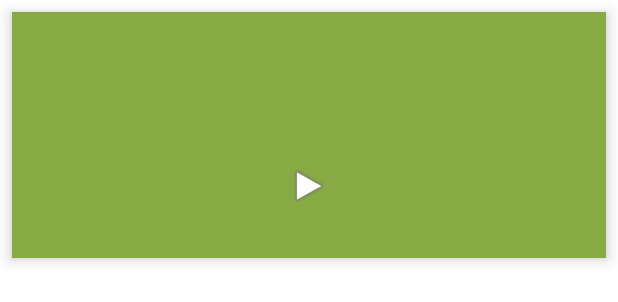
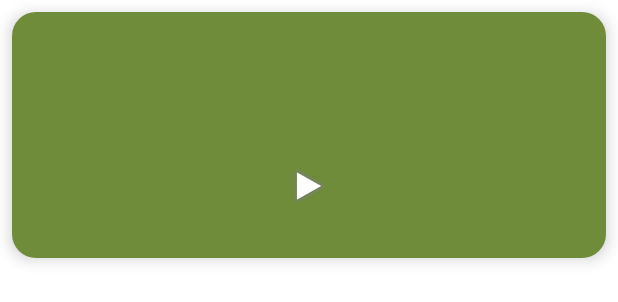
Before and after one commit to Fossombrome/MuseumsPlayer, an Android app: the layout music_tile.xml on its own in the app's theme, with its tools: preview values and no code run, on a phone screen of 412 x 824 dp. Shown: the top 302 px of the screen. Run offline under Robolectric (Android 15) with nearby library versions, the phone set to English and light mode, and no system bars.

```diff
--- /dev/null
+++ b/app/src/main/res/drawable/background_rounded.xml
@@ -0,0 +1,6 @@
+<?xml version="1.0" encoding="utf-8"?>
+<shape xmlns:android="http://schemas.android.com/apk/res/android"
+    android:shape="rectangle">
+    <solid android:color="@color/backgroundAccent" />
+    <corners android:radius="16dp" />
+</shape>
--- a/app/src/main/res/layout/music_tile.xml
+++ b/app/src/main/res/layout/music_tile.xml
@@ -3,7 +3,7 @@
     android:layout_width="match_parent"
     android:layout_height="wrap_content"
     android:orientation="vertical"
-    android:background="#88AA44"
+    android:background="@drawable/background_rounded"
     android:padding="16dp"
     android:layout_margin="8dp"
     android:elevation="6dp"
@@ -14,7 +14,7 @@
         android:layout_width="match_parent"
         android:layout_height="wrap_content"
         android:textSize="18sp"
-        android:textColor="#FFFFFF"
+        android:textColor="@color/white"
         android:textStyle="bold"
         android:paddingBottom="8dp"/>
 
@@ -23,7 +23,7 @@
         android:layout_width="match_parent"
         android:layout_height="wrap_content"
         android:textSize="14sp"
-        android:textColor="#FFFFFF"
+        android:textColor="@color/white"
         android:paddingBottom="16dp"/>
 
     <ImageButton
--- a/app/src/main/res/values-night/themes.xml
+++ b/app/src/main/res/values-night/themes.xml
@@ -1,16 +1,14 @@
 <resources xmlns:tools="http://schemas.android.com/tools">
     <!-- Base application theme. -->
-    <style name="Theme.MuseumsPlayer" parent="Theme.MaterialComponents.DayNight.DarkActionBar">
+    <style name="Theme.MuseumsPlayer" parent="Theme.MaterialComponents.DayNight.NoActionBar">
         <!-- Primary brand color. -->
-        <item name="colorPrimary">@color/purple_200</item>
-        <item name="colorPrimaryVariant">@color/purple_700</item>
-        <item name="colorOnPrimary">@color/black</item>
+        <item name="colorPrimary">@color/background</item>
+        <item name="colorPrimaryVariant">@color/backgroundAccent</item> <!-- für Buttons etc. -->
+        <item name="colorOnPrimary">@color/white</item>
         <!-- Secondary brand color. -->
-        <item name="colorSecondary">@color/teal_200</item>
-        <item name="colorSecondaryVariant">@color/teal_200</item>
-        <item name="colorOnSecondary">@color/black</item>
-        <!-- Status bar color. -->
-        <item name="android:statusBarColor">?attr/colorPrimaryVariant</item>
         <!-- Customize your theme here. -->
+        <item name="android:statusBarColor">@color/background</item> <!-- <== das ist wichtig -->
+        <item name="android:navigationBarColor">@color/background</item> <!-- optional -->
+        <item name="android:windowLightStatusBar">false</item> <!-- weiße Icons, da dunkler Hintergrund -->
     </style>
 </resources>
--- a/app/src/main/res/values/colors.xml
+++ b/app/src/main/res/values/colors.xml
@@ -1,10 +1,7 @@
 <?xml version="1.0" encoding="utf-8"?>
 <resources>
-    <color name="purple_200">#FFBB86FC</color>
-    <color name="purple_500">#FF6200EE</color>
-    <color name="purple_700">#FF3700B3</color>
-    <color name="teal_200">#FF03DAC5</color>
-    <color name="teal_700">#FF018786</color>
+    <color name="background">#88AA44</color>
+    <color name="backgroundAccent">#6F8C3A</color>
     <color name="black">#FF000000</color>
     <color name="white">#FFFFFFFF</color>
 </resources>
--- a/app/src/main/res/values/themes.xml
+++ b/app/src/main/res/values/themes.xml
@@ -1,16 +1,14 @@
 <resources xmlns:tools="http://schemas.android.com/tools">
     <!-- Base application theme. -->
-    <style name="Theme.MuseumsPlayer" parent="Theme.MaterialComponents.DayNight.DarkActionBar">
+    <style name="Theme.MuseumsPlayer" parent="Theme.MaterialComponents.DayNight.NoActionBar">
         <!-- Primary brand color. -->
-        <item name="colorPrimary">@color/purple_500</item>
-        <item name="colorPrimaryVariant">@color/purple_700</item>
+        <item name="colorPrimary">@color/background</item>
+        <item name="colorPrimaryVariant">@color/backgroundAccent</item> <!-- für Buttons etc. -->
         <item name="colorOnPrimary">@color/white</item>
         <!-- Secondary brand color. -->
-        <item name="colorSecondary">@color/teal_200</item>
-        <item name="colorSecondaryVariant">@color/teal_700</item>
-        <item name="colorOnSecondary">@color/black</item>
-        <!-- Status bar color. -->
-        <item name="android:statusBarColor">?attr/colorPrimaryVariant</item>
         <!-- Customize your theme here. -->
+        <item name="android:statusBarColor">@color/background</item> <!-- <== das ist wichtig -->
+        <item name="android:navigationBarColor">@color/background</item> <!-- optional -->
+        <item name="android:windowLightStatusBar">false</item> <!-- weiße Icons, da dunkler Hintergrund -->
     </style>
 </resources>
```
Also changed, not shown: app/src/main/java/de/fossombrome/museumsplayer/MainActivity.java (+15 -0 lines), app/src/main/java/de/fossombrome/museumsplayer/MusicAdapter.java (+55 -11 lines), app/src/main/res/layout/activity_main.xml (+53 -9 lines).
